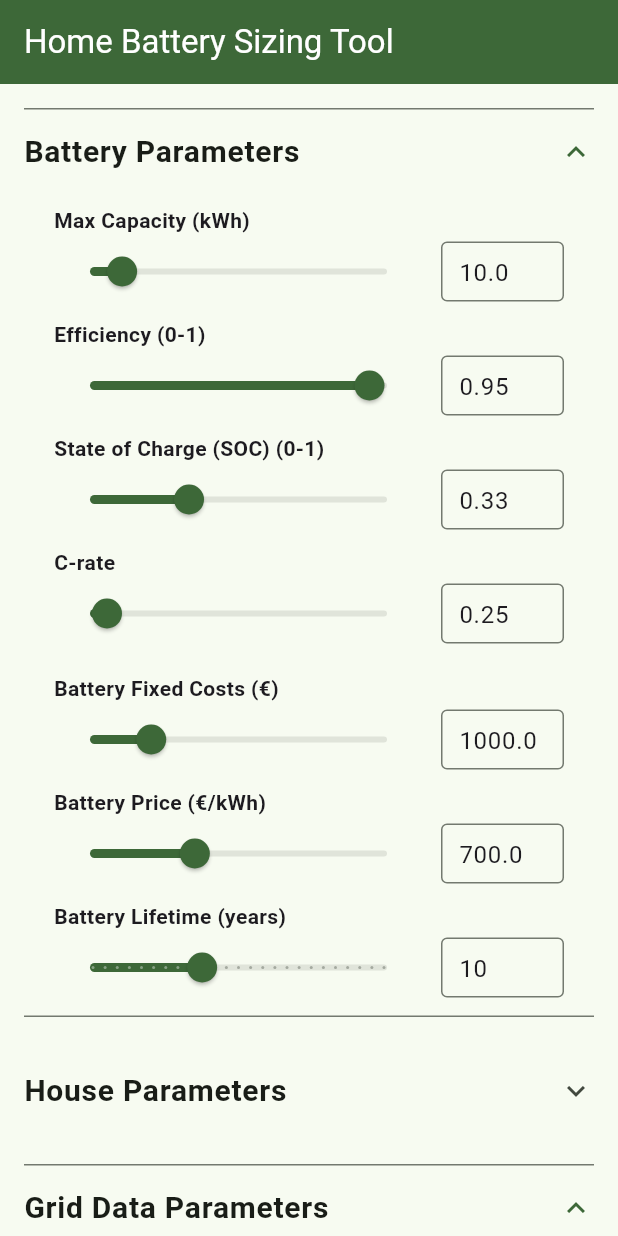
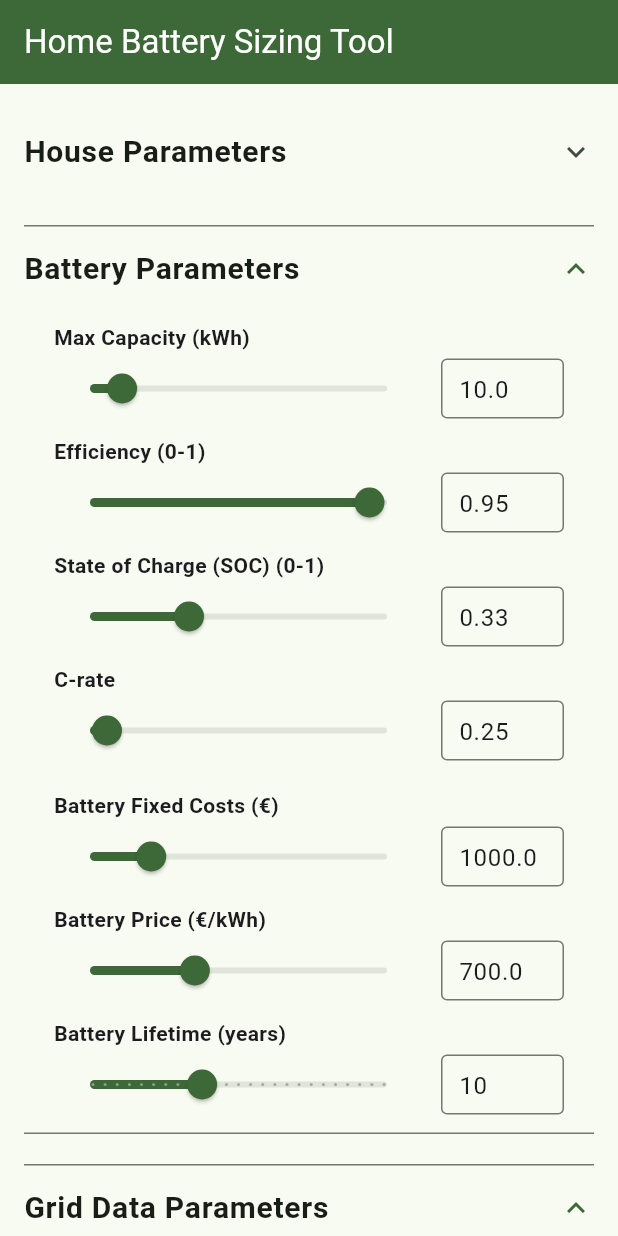
Before and after one commit to Smeetsv10/FluviusCalculations, a Flutter app: the screen it shows after launch, after a tap on "House Parameters", on a phone screen of 412 x 824 dp. Run offline on Flutter 3.47's test engine with Material 3 defaults, Android fonts, the phone set to English and light mode, and no system bars; our stand-ins replace file_picker, google_fonts; Roboto replaces fonts that are missing (Anta).

Commit message:
drowpdown date selection is most robust

```diff
--- a/fluvius_calculations_flutter/lib/classes/myGridData.dart
+++ b/fluvius_calculations_flutter/lib/classes/myGridData.dart
@@ -9,17 +9,18 @@ class GridData extends ChangeNotifier {
   bool flag_EV = true;
   bool flag_PV = true;
   int EAN_ID = -1;
-  String start_date = '31-12-1999';
-  String end_date = '31-12-1999';
+  late String start_date;
+  late String end_date;
   // DataTable df = DataTable(columns: [], rows: []);
 
   PlatformFile? selectedFile; // Store the selected file
   Uint8List? csvFileBytes; // Store CSV file bytes
 
   GridData() {
-    if (stringToDateTime(start_date).isAfter(stringToDateTime(end_date))) {
-      throw ArgumentError('Start date must be before end date');
-    }
+    start_date = DateFormat(
+      'dd-MM-yyyy',
+    ).format(DateTime.now().subtract(Duration(days: 7)));
+    end_date = DateFormat('dd-MM-yyyy').format(DateTime.now());
   }
 
   // Getter for SOC
--- a/fluvius_calculations_flutter/lib/functions/dateSelectionWidget.dart
+++ b/fluvius_calculations_flutter/lib/functions/dateSelectionWidget.dart
@@ -97,7 +97,7 @@ class _DateSelectionWidgetState extends State<DateSelectionWidget> {
     FocusNode? nextFocus,
   }) {
     return SizedBox(
-      width: length * 10 + 15, // width per character
+      width: length * 10 + 20, // width per character
       child: TextField(
         controller: controller,
         focusNode: focusNode,
@@ -129,18 +129,15 @@ class _DateSelectionWidgetState extends State<DateSelectionWidget> {
       color: isValid ? Colors.black : Colors.red,
     );
 
-    return SizedBox(
-      width: 300,
-      child: Column(
-        crossAxisAlignment: CrossAxisAlignment.start,
-        children: [
-          IntrinsicWidth(
-            child: Column(
-              crossAxisAlignment: CrossAxisAlignment.start,
+    return Column(
+      mainAxisSize: MainAxisSize.min,
+      crossAxisAlignment: CrossAxisAlignment.start, // Add this line
       children: [
         Text(widget.title, style: titleStyle),
+        const SizedBox(height: 8), // Add spacing like other fields
         Row(
-                  mainAxisAlignment: MainAxisAlignment.spaceBetween,
+          // Change from Wrap to Row
+          mainAxisAlignment: MainAxisAlignment.start, // Align to left
           children: [
             buildNumberField(
               controller: dayController,
@@ -170,10 +167,6 @@ class _DateSelectionWidgetState extends State<DateSelectionWidget> {
           ],
         ),
       ],
-            ),
-          ),
-        ],
-      ),
     );
   }
 }
--- a/fluvius_calculations_flutter/lib/main.dart
+++ b/fluvius_calculations_flutter/lib/main.dart
@@ -1,4 +1,6 @@
 import 'package:flutter/material.dart';
+import 'package:fluvius_calculations_flutter/classes/myBattery.dart';
+import 'package:fluvius_calculations_flutter/classes/myGridData.dart';
 import 'package:fluvius_calculations_flutter/classes/myHouse.dart';
 import 'package:fluvius_calculations_flutter/screens/homescreen.dart';
 import 'package:google_fonts/google_fonts.dart';
@@ -8,7 +10,17 @@ void main() {
   WidgetsFlutterBinding.ensureInitialized();
   runApp(
     MultiProvider(
-      providers: [ChangeNotifierProvider(create: (_) => House())],
+      providers: [
+        ChangeNotifierProvider<House>(create: (_) => House()),
+        ChangeNotifierProxyProvider<House, GridData>(
+          create: (_) => GridData(),
+          update: (_, house, __) => house.grid_data,
+        ),
+        ChangeNotifierProxyProvider<House, Battery>(
+          create: (_) => Battery(),
+          update: (_, house, __) => house.battery,
+        ),
+      ],
       child: const MainApp(),
     ),
   );
--- a/fluvius_calculations_flutter/lib/screens/gridDataParametersScreen.dart
+++ b/fluvius_calculations_flutter/lib/screens/gridDataParametersScreen.dart
@@ -1,13 +1,6 @@
-import 'dart:math';
-
 import 'package:flutter/material.dart';
-import 'package:flutter/services.dart';
 import 'package:fluvius_calculations_flutter/classes/myGridData.dart';
-import 'package:fluvius_calculations_flutter/classes/myHouse.dart';
-import 'package:fluvius_calculations_flutter/functions/dateSelectionWidget.dart';
-import 'package:intl/intl.dart';
 import 'package:provider/provider.dart';
-import 'package:fluvius_calculations_flutter/functions/helperFunctions.dart';
 
 class GridDataParameterScreen extends StatefulWidget {
   const GridDataParameterScreen({super.key});
@@ -18,36 +11,137 @@ class GridDataParameterScreen extends StatefulWidget {
 }
 
 class _GridDataParameterScreenState extends State<GridDataParameterScreen> {
-  late TextEditingController filePathController;
-  late TextEditingController startDateController;
-  late TextEditingController endDateController;
+  late int startDay;
+  late int startMonth;
+  late int startYear;
+  late int endDay;
+  late int endMonth;
+  late int endYear;
 
   @override
   void initState() {
     super.initState();
-    final grid_data = Provider.of<GridData>(context, listen: false);
+    final gridData = Provider.of<GridData>(context, listen: false);
 
-    filePathController = TextEditingController(text: grid_data.file_path);
-    startDateController = TextEditingController(text: grid_data.start_date);
-    endDateController = TextEditingController(text: grid_data.end_date);
+    final startParts = gridData.start_date.split('-').map(int.parse).toList();
+    final endParts = gridData.end_date.split('-').map(int.parse).toList();
+
+    startDay = startParts[0];
+    startMonth = startParts[1];
+    startYear = startParts[2];
+    endDay = endParts[0];
+    endMonth = endParts[1];
+    endYear = endParts[2];
   }
 
-  @override
-  void dispose() {
-    filePathController.dispose();
-    startDateController.dispose();
-    endDateController.dispose();
-    super.dispose();
+  List<int> getDays(int year, int month) {
+    final daysInMonth = DateTime(year, month + 1, 0).day;
+    return List.generate(daysInMonth, (i) => i + 1);
   }
 
-  Widget fileSelectionWidget() {
-    return TextButton(onPressed: null, child: const Text('Select File'));
+  List<int> getMonths() => List.generate(12, (i) => i + 1);
+
+  List<int> getYears() {
+    final currentYear = DateTime.now().year;
+    return List.generate(21, (i) => currentYear - 20 + i);
+  }
+
+  Widget buildDateDropdown({
+    required String title,
+    required int selectedDay,
+    required int selectedMonth,
+    required int selectedYear,
+    required ValueChanged<int> onDayChanged,
+    required ValueChanged<int> onMonthChanged,
+    required ValueChanged<int> onYearChanged,
+  }) {
+    final days = getDays(selectedYear, selectedMonth);
+    final months = getMonths();
+    final years = getYears();
+
+    return Row(
+      crossAxisAlignment: CrossAxisAlignment.center,
+      children: [
+        SizedBox(
+          width: 200,
+          child: Text(
+            title,
+            style: const TextStyle(fontWeight: FontWeight.w500),
+          ),
+        ),
+        SizedBox(
+          width: 80,
+          child: DropdownButtonFormField<int>(
+            value: selectedDay,
+            isDense: true,
+            decoration: const InputDecoration(
+              border: OutlineInputBorder(),
+              contentPadding: EdgeInsets.symmetric(vertical: 8, horizontal: 8),
+            ),
+            items: days
+                .map(
+                  (d) => DropdownMenuItem(value: d, child: Text(d.toString())),
+                )
+                .toList(),
+            onChanged: (value) {
+              if (value != null) onDayChanged(value);
+            },
+          ),
+        ),
+        const Padding(
+          padding: EdgeInsets.symmetric(horizontal: 4.0),
+          child: Text('-'),
+        ),
+        SizedBox(
+          width: 80,
+          child: DropdownButtonFormField<int>(
+            initialValue: selectedMonth,
+            isDense: true,
+            decoration: const InputDecoration(
+              border: OutlineInputBorder(),
+              contentPadding: EdgeInsets.symmetric(vertical: 8, horizontal: 8),
+            ),
+            items: months
+                .map(
+                  (m) => DropdownMenuItem(value: m, child: Text(m.toString())),
+                )
+                .toList(),
+            onChanged: (value) {
+              if (value != null) onMonthChanged(value);
+            },
+          ),
+        ),
+        const Padding(
+          padding: EdgeInsets.symmetric(horizontal: 4.0),
+          child: Text('-'),
+        ),
+        SizedBox(
+          width: 100,
+          child: DropdownButtonFormField<int>(
+            value: selectedYear,
+            isDense: true,
+            decoration: const InputDecoration(
+              border: OutlineInputBorder(),
+              contentPadding: EdgeInsets.symmetric(vertical: 8, horizontal: 8),
+            ),
+            items: years
+                .map(
+                  (y) => DropdownMenuItem(value: y, child: Text(y.toString())),
+                )
+                .toList(),
+            onChanged: (value) {
+              if (value != null) onYearChanged(value);
+            },
+          ),
+        ),
+      ],
+    );
   }
 
   @override
   Widget build(BuildContext context) {
-    return Consumer<GridData>(
-      builder: (context, grid_data, child) {
+    final gridData = Provider.of<GridData>(context, listen: false);
+
     return ExpansionTile(
       title: const Text(
         "Grid Data Parameters",
@@ -59,34 +153,49 @@ class _GridDataParameterScreenState extends State<GridDataParameterScreen> {
         Padding(
           padding: const EdgeInsets.fromLTRB(20, 8, 20, 8),
           child: Column(
+            crossAxisAlignment: CrossAxisAlignment.start,
             children: [
-                  fileSelectionWidget(),
+              buildDateDropdown(
+                title: 'Start Date (DD-MM-YYYY)',
+                selectedDay: startDay,
+                selectedMonth: startMonth,
+                selectedYear: startYear,
+                onDayChanged: (v) => setState(() {
+                  startDay = v;
+                  gridData.start_date = '$startDay-$startMonth-$startYear';
+                }),
+                onMonthChanged: (v) => setState(() {
+                  startMonth = v;
+                  gridData.start_date = '$startDay-$startMonth-$startYear';
+                }),
+                onYearChanged: (v) => setState(() {
+                  startYear = v;
+                  gridData.start_date = '$startDay-$startMonth-$startYear';
+                }),
+              ),
               const SizedBox(height: 16),
-                  Row(
-                    children: [
-                      Expanded(
-                        child: DateSelectionWidget(
-                          title: 'Start Date (dd-mm-yyyy)',
-                          controller: startDateController,
+              buildDateDropdown(
+                title: 'End Date (DD-MM-YYYY)',
+                selectedDay: endDay,
+                selectedMonth: endMonth,
+                selectedYear: endYear,
+                onDayChanged: (v) => setState(() {
+                  endDay = v;
+                  gridData.end_date = '$endDay-$endMonth-$endYear';
+                }),
+                onMonthChanged: (v) => setState(() {
+                  endMonth = v;
+                  gridData.end_date = '$endDay-$endMonth-$endYear';
+                }),
+                onYearChanged: (v) => setState(() {
+                  endYear = v;
+                  gridData.end_date = '$endDay-$endMonth-$endYear';
+                }),
               ),
-                      ),
-
-                      const SizedBox(width: 16),
-                      Expanded(
-                        child: DateSelectionWidget(
-                          title: 'End Date (dd-mm-yyyy)',
-                          controller: endDateController,
-                        ),
-                      ),
-                    ],
-                  ),
-                  const SizedBox(height: 8),
             ],
           ),
         ),
       ],
     );
-      },
-    );
   }
 }
--- a/fluvius_calculations_flutter/lib/screens/homescreen.dart
+++ b/fluvius_calculations_flutter/lib/screens/homescreen.dart
@@ -39,8 +39,6 @@ class _HomeScreenState extends State<HomeScreen> {
 
   @override
   Widget build(BuildContext context) {
-    return Consumer<House>(
-      builder: (context, house, child) {
     return Scaffold(
       appBar: AppBar(
         title: const Text(
@@ -56,43 +54,39 @@ class _HomeScreenState extends State<HomeScreen> {
               color: Colors.black54,
               child: const Center(child: CircularProgressIndicator()),
             ),
-              SingleChildScrollView(
+          Consumer<House>(
+            builder: (context, value, child) {
+              return SingleChildScrollView(
                 padding: const EdgeInsets.all(16.0),
                 child: Column(
                   crossAxisAlignment: CrossAxisAlignment.start,
                   children: [
+                    // --- House Parameters Section ---
+                    const HouseParameterScreen(),
+                    const SizedBox(height: 20),
                     // --- Battery Parameters Section ---
-                    ChangeNotifierProvider<Battery>.value(
-                      value: house.battery,
-                      child: const BatteryParameterScreen(),
-                    ),
+                    const BatteryParameterScreen(),
                     const SizedBox(height: 20),
-                    ChangeNotifierProvider<House>.value(
-                      value: house,
-                      child: const HouseParameterScreen(),
-                    ),
-                    const SizedBox(height: 20),
-                    // --- House Parameters Section ---
-                    ChangeNotifierProvider<GridData>.value(
-                      value: house.grid_data,
-                      child: const GridDataParameterScreen(),
-                    ),
+                    // --- Grid Data Parameters Section ---
+                    const GridDataParameterScreen(),
                     const SizedBox(height: 20),
 
                     // --- Debug / Print JSON ---
                     TextButton(
                       onPressed: () {
-                        print(house.toJson());
+                        print(
+                          Provider.of<House>(context, listen: false).toJson(),
+                        );
                       },
                       child: const Text('Print House JSON'),
                     ),
                   ],
                 ),
+              );
+            },
           ),
         ],
       ),
     );
-      },
-    );
   }
 }
```
Lines whose indentation alone changed are shown as unchanged.
